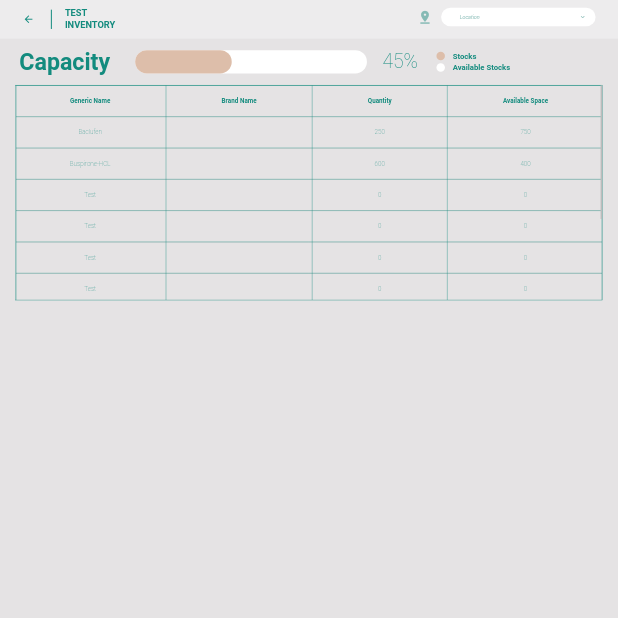
After one commit to vjloable/rmpwebapp, a Flutter app: the RegisterDebt screen opened directly, on a phone screen of 412 x 824 dp, the top half of it. The commit adds this screen. Run offline on Flutter 3.47's test engine with Material 2 defaults, Android fonts, the light colour scheme and no system bars; our stand-ins replace syncfusion_flutter_gauges.

Commit message:
no message

```diff
--- a/lib/about.dart
+++ b/lib/about.dart
@@ -29,11 +29,16 @@ class _AboutState extends State<About> {
                 width: 1200,
                 child: Row(
                   children: [
-                    Container(
-                      color: Colors.transparent,//const Color(0xFFE5E3E4),
-                      height: 600,
-                      width: 500,
-                      child: const FittedBox(fit: BoxFit.cover, child: Image(image: AssetImage('assets/about_photo.png'))),
+                    Column(
+                      children: [
+                        const SizedBox(height: 60),
+                        Container(
+                          color: Colors.red,//const Color(0xFFE5E3E4),
+                          height: 540,
+                          width: 500,
+                          child: const FittedBox(fit: BoxFit.cover, child: Image(image: AssetImage('assets/about_photo.png'))),
+                        ),
+                      ],
                     ),
                     const SizedBox(width: 20),
                     Container(
--- a/lib/dashboard.dart
+++ b/lib/dashboard.dart
@@ -2,6 +2,7 @@ import 'package:flutter/material.dart';
 import 'package:rmpwebapp/branches.dart';
 import 'package:rmpwebapp/delivery_status.dart';
 import 'package:rmpwebapp/item_request.dart';
+import 'package:rmpwebapp/reg_debt.dart';
 import 'package:rmpwebapp/stock_ordered_main.dart';
 import 'package:rmpwebapp/warehouse.dart';
 
@@ -13,7 +14,7 @@ Widget _dashboardUp(BuildContext context, Function callback, bool state){
         children: [
           Container(
             width: 1300,
-            height: 250,
+            height: 220,
             decoration: const BoxDecoration(
               borderRadius: BorderRadius.all(Radius.circular(20)),
               color: Colors.white,
@@ -21,7 +22,7 @@ Widget _dashboardUp(BuildContext context, Function callback, bool state){
             child: Row(
               children: [
                 Container(
-                  height: 250,
+                  height: 220,
                   width: 350,
                   decoration: const BoxDecoration(
                     borderRadius: BorderRadius.only(topLeft: Radius.circular(20), bottomLeft: Radius.circular(20)),
@@ -94,7 +95,7 @@ Widget _dashboardUp(BuildContext context, Function callback, bool state){
         children: [
           Container(
             width: 1300,
-            height: 250,
+            height: 220,
             decoration: const BoxDecoration(
               borderRadius: BorderRadius.all(Radius.circular(20)),
               color: Colors.white,
@@ -102,7 +103,7 @@ Widget _dashboardUp(BuildContext context, Function callback, bool state){
             child: Row(
               children: [
                 Container(
-                  height: 250,
+                  height: 220,
                   width: 350,
                   decoration: const BoxDecoration(
                     borderRadius: BorderRadius.only(topLeft: Radius.circular(20), bottomLeft: Radius.circular(20)),
@@ -159,7 +160,7 @@ Widget _dashboardUp(BuildContext context, Function callback, bool state){
         children: [
           Container(
             width: 1300,
-            height: 250,
+            height: 220,
             decoration: const BoxDecoration(
               borderRadius: BorderRadius.all(Radius.circular(20)),
               color: Colors.white,
@@ -167,7 +168,7 @@ Widget _dashboardUp(BuildContext context, Function callback, bool state){
             child: Row(
               children: [
                 Container(
-                  height: 250,
+                  height: 220,
                   width: 350,
                   decoration: const BoxDecoration(
                     borderRadius: BorderRadius.only(topLeft: Radius.circular(20), bottomLeft: Radius.circular(20)),
@@ -178,7 +179,7 @@ Widget _dashboardUp(BuildContext context, Function callback, bool state){
                 Stack(
                   children: [
                     SizedBox(
-                      height: 250,
+                      height: 220,
                       child: Column(
                         mainAxisAlignment: MainAxisAlignment.start,
                         children: [
@@ -320,7 +321,7 @@ Widget _dashboardDown(BuildContext context){
         children: [
           Container(
             width: 1300,
-            height: 250,
+            height: 220,
             decoration: const BoxDecoration(
               borderRadius: BorderRadius.all(Radius.circular(20)),
               color: Colors.white,
@@ -328,7 +329,7 @@ Widget _dashboardDown(BuildContext context){
             child: Row(
               children: [
                 Container(
-                  height: 250,
+                  height: 220,
                   width: 350,
                   decoration: const BoxDecoration(
                     borderRadius: BorderRadius.only(topLeft: Radius.circular(20), bottomLeft: Radius.circular(20)),
@@ -359,7 +360,7 @@ Widget _dashboardDown(BuildContext context){
                                   )
                               ),
                               onPressed: (){
-                                Navigator.push(context, MaterialPageRoute(builder: (context) => const Warehouse()));
+                                Navigator.push(context, MaterialPageRoute(builder: (context) => const RegisterDebt()));
                               },
                               child: const Padding(
                                 padding: EdgeInsets.symmetric(horizontal: 50, vertical: 16),
@@ -688,7 +689,7 @@ class _DashboardState extends State<Dashboard> {
                       ),
                       Positioned(
                           right: 40,
-                          top: _inUp ? 850 : 120,
+                          top: _inUp ? 750 : 120,
                           child: RotatedBox(
                             quarterTurns: _inUp ? 4 : 2,
                             child: Container(
--- /dev/null
+++ b/lib/reg_debt.dart
@@ -0,0 +1,317 @@
+import 'package:flutter/material.dart';
+
+class RegisterDebt extends StatefulWidget {
+  const RegisterDebt({Key? key}) : super(key: key);
+
+  @override
+  State<RegisterDebt> createState() => _RegisterDebtState();
+}
+
+class _RegisterDebtState extends State<RegisterDebt> {
+  final _scrollController = ScrollController();
+
+  @override
+  Widget build(BuildContext context) {
+    return Scaffold(
+        body: Container(
+        color: Colors.transparent,
+        height: double.infinity,
+        width: 2000,
+        child: FittedBox(
+          alignment: Alignment.topLeft,
+          fit: BoxFit.fitWidth,
+          child: Container(
+            color: const Color(0xFFE5E3E4),
+            height: 1200,
+            width: 1600,
+            child: Column(
+            mainAxisAlignment: MainAxisAlignment.start,
+            children: [
+              Container(
+                  color: const Color(0xFFEDECED),
+                  height: 100,
+                  width: 1600,
+                  child: Row(
+                    children: [
+                      const SizedBox(height: 1, width: 50),
+                      SizedBox(height: 100, child: Center(child: IconButton(onPressed: (){Navigator.of(context).pop();}, icon: const Icon(Icons.arrow_back, color: Color(0xFF138B7E), size: 30), padding: EdgeInsets.zero,))),
+                      const Padding(
+                        padding: EdgeInsets.symmetric(horizontal: 20),
+                        child: SizedBox(
+                          height: 50,
+                          width: 30,
+                          child: VerticalDivider(
+                            color: Color(0xFF138B7E),
+                          ),
+                        ),
+                      ),
+                      SizedBox(
+                        height: 100,
+                        width: 200,
+                        child: Column(
+                          mainAxisAlignment: MainAxisAlignment.center,
+                          children: const [
+                            SizedBox(
+                              height: 30,
+                              width: 200,
+                              child: Text('TEST', style: TextStyle(color: Color(0xFF138B7E), fontSize: 24, fontWeight: FontWeight.bold)),
+                            ),
+                            SizedBox(
+                              height: 30,
+                              width: 200,
+                              child: Text('INVENTORY', style: TextStyle(color: Color(0xFF138B7E), fontSize: 24, fontWeight: FontWeight.bold)),
+                            ),
+                          ],
+                        ),
+                      ),
+                      const SizedBox(height: 1, width: 700),
+                      TextButton(
+                          onPressed: () {},
+                          child: const Padding(
+                            padding: EdgeInsets.only(bottom: 20, top: 10),
+                            child: Icon(Icons.pin_drop, size: 40, color: Color(0xFF86BAB5)),
+                          )
+                      ),
+                      const SizedBox(height: 1, width: 10),
+                      SizedBox(
+                        height: 60,
+                        width: 400,
+                        child: TextFormField(
+                          cursorColor: Colors.black,
+                          keyboardType: TextInputType.text,
+                          decoration: InputDecoration(
+                            fillColor: Colors.white,
+                            prefixIcon: const Padding(
+                              padding: EdgeInsets.only(left: 30, right: 10),
+                            ),
+                            border: OutlineInputBorder(
+                              borderRadius: BorderRadius.circular(50),
+                              borderSide: const BorderSide(
+                                  color: Colors.transparent, width: 1
+                              ),
+                            ),
+                            focusedBorder: OutlineInputBorder(
+                              borderRadius: BorderRadius.circular(50),
+                              borderSide: const BorderSide(
+                                  color: Colors.transparent, width: 1
+                              ),
+                            ),
+                            enabledBorder:  OutlineInputBorder(
+                              borderRadius: BorderRadius.circular(50),
+                              borderSide: const BorderSide(
+                                  color: Colors.transparent, width: 1
+                              ),
+                            ),
+                            errorBorder: InputBorder.none,
+                            disabledBorder: InputBorder.none,
+                            contentPadding: EdgeInsets.zero,
+                            hintText: 'Location',
+                            hintStyle: const TextStyle(color: Color(0xFF86BAB5), fontSize: 14, fontStyle: FontStyle.italic, fontWeight: FontWeight.w300),
+                            filled: true,
+                            suffixIcon: const Padding(
+                              padding: EdgeInsets.only(left: 0, right: 20),
+                              child: RotatedBox(quarterTurns: 3,child: Icon(Icons.arrow_back_ios_rounded, size: 12, color: Color(0xFF86BAB5))),
+                            ),
+                          ),
+                        ),
+                      ),
+                    ],
+                  )
+              ),
+              Container(
+                  color: Colors.transparent,
+                  height: 120,
+                  width: 1600,
+                  child: Row(
+                    children: [
+                      const SizedBox(height: 1, width: 50),
+                      const SizedBox(
+                        width: 300,
+                        child: Padding(
+                          padding: EdgeInsets.symmetric(vertical: 10),
+                          child: Text('Capacity', style: TextStyle(color: Color(0xFF138B7E), fontSize: 60, fontWeight: FontWeight.bold)),
+                        ),
+                      ),
+                      Container(
+                        height: 120,
+                        width: 600,
+                        color: Colors.transparent,
+                        child: Center(
+                            child: Stack(
+                              children: [
+                                Container(
+                                  height: 60,
+                                  width: 600,
+                                  decoration: const BoxDecoration(
+                                    borderRadius: BorderRadius.all(Radius.circular(50)),
+                                    color: Colors.white,
+                                  ),
+                                ),
+                                Positioned(
+                                  left: 0,
+                                  child: Container(
+                                    height: 60,
+                                    width: 250,
+                                    decoration: const BoxDecoration(
+                                      borderRadius: BorderRadius.all(Radius.circular(50)),
+                                      color: Color(0xFFDDBEAA),
+                                    ),
+                                  ),
+                                ),
+                              ],
+                            )
+                        ),
+                      ),
+                      const SizedBox(width: 40),
+                      const SizedBox(
+                        width: 100,
+                        child: Padding(
+                          padding: EdgeInsets.symmetric(vertical: 10),
+                          child: Text('45%', style: TextStyle(color: Color(0xFF138B7E), fontSize: 50, fontWeight: FontWeight.w100)),
+                        ),
+                      ),
+                      const SizedBox(width: 40),
+                      SizedBox(
+                        height: 100,
+                        width: 300,
+                        child: Column(
+                          mainAxisAlignment: MainAxisAlignment.center,
+                          children: [
+                            SizedBox(
+                              height: 30,
+                              width: 300,
+                              child: Row(
+                                children: const [
+                                  CircleAvatar(backgroundColor: Color(0xFFDDBEAA), radius: 11),
+                                  SizedBox(width: 20),
+                                  Text('Stocks', style: TextStyle(color: Color(0xFF138B7E), fontSize: 20, fontWeight: FontWeight.bold)),
+                                ],
+                              ),
+                            ),
+                            SizedBox(
+                              height: 30,
+                              width: 300,
+                              child: Row(
+                                children: const [
+                                  CircleAvatar(backgroundColor: Colors.white, radius: 11),
+                                  SizedBox(width: 20),
+                                  Text('Available Stocks', style: TextStyle(color: Color(0xFF138B7E), fontSize: 20, fontWeight: FontWeight.bold)),
+                                ],
+                              ),
+                            ),
+                          ],
+                        ),
+                      ),
+                    ],
+                  )
+              ),
+              Container(
+                height: 980,
+                width: 1600,
+                color: Colors.transparent,
+                child: Padding(
+                  padding: const EdgeInsets.symmetric(horizontal: 40),
+                  child: FittedBox(
+                    alignment: Alignment.topCenter,
+                    fit: BoxFit.fitWidth,
+                    child: Container(
+                      height: 550,
+                      width: 1500,
+                      decoration: BoxDecoration(
+                        border: Border.all(width: 1, color: const Color(0xFF138B7E)),
+                        color: Colors.transparent,
+                      ),
+                      child: Scrollbar(
+                        thumbVisibility: true,
+                        controller: _scrollController,
+                        child: ListView(
+                          controller: _scrollController,
+                          children: [
+                            DataTable(
+                              headingRowHeight: 80,
+                              dataRowHeight: 80,
+                              border: TableBorder.all(width: 1, color: const Color(0xFF138B7E)),
+                              columns: const [
+                                DataColumn(label: Expanded(child: Text('Generic Name', textAlign: TextAlign.center, style: TextStyle(color: Color(0xFF138B7E), fontSize: 16, fontWeight: FontWeight.bold)))),
+                                DataColumn(label: Expanded(child: Text('Brand Name', textAlign: TextAlign.center, style: TextStyle(color: Color(0xFF138B7E), fontSize: 16, fontWeight: FontWeight.bold)))),
+                                DataColumn(label: Expanded(child: Text('Quantity', textAlign: TextAlign.center, style: TextStyle(color: Color(0xFF138B7E), fontSize: 16, fontWeight: FontWeight.bold)))),
+                                DataColumn(label: Expanded(child: Text('Available Space', textAlign: TextAlign.center, style: TextStyle(color: Color(0xFF138B7E), fontSize: 16, fontWeight: FontWeight.bold)))),
+                              ],
+                              rows: const [
+                                DataRow(cells: [
+                                  DataCell(Center(child: Text('Baclufen', style: TextStyle(color: Color(0xFF138B7E), fontSize: 16, fontWeight: FontWeight.w100)))),
+                                  DataCell(Center(child: Text('', style: TextStyle(color: Color(0xFF138B7E), fontSize: 16, fontWeight: FontWeight.w100)))),
+                                  DataCell(Center(child: Text('250', style: TextStyle(color: Color(0xFF138B7E), fontSize: 16, fontWeight: FontWeight.w100)))),
+                                  DataCell(Center(child: Text('750', style: TextStyle(color: Color(0xFF138B7E), fontSize: 16, fontWeight: FontWeight.w100)))),
+                                ]),
+                                DataRow(cells: [
+                                  DataCell(Center(child: Text('Buspirone-HCL', style: TextStyle(color: Color(0xFF138B7E), fontSize: 16, fontWeight: FontWeight.w100)))),
+                                  DataCell(Center(child: Text('', style: TextStyle(color: Color(0xFF138B7E), fontSize: 16, fontWeight: FontWeight.w100)))),
+                                  DataCell(Center(child: Text('600', style: TextStyle(color: Color(0xFF138B7E), fontSize: 16, fontWeight: FontWeight.w100)))),
+                                  DataCell(Center(child: Text('400', style: TextStyle(color: Color(0xFF138B7E), fontSize: 16, fontWeight: FontWeight.w100)))),
+                                ]),
+                                DataRow(cells: [
+                                  DataCell(Center(child: Text('Test', style: TextStyle(color: Color(0xFF138B7E), fontSize: 16, fontWeight: FontWeight.w100)))),
+                                  DataCell(Center(child: Text('', style: TextStyle(color: Color(0xFF138B7E), fontSize: 16, fontWeight: FontWeight.w100)))),
+                                  DataCell(Center(child: Text('0', style: TextStyle(color: Color(0xFF138B7E), fontSize: 16, fontWeight: FontWeight.w100)))),
+                                  DataCell(Center(child: Text('0', style: TextStyle(color: Color(0xFF138B7E), fontSize: 16, fontWeight: FontWeight.w100)))),
+                                ]),
+                                DataRow(cells: [
+                                  DataCell(Center(child: Text('Test', style: TextStyle(color: Color(0xFF138B7E), fontSize: 16, fontWeight: FontWeight.w100)))),
+                                  DataCell(Center(child: Text('', style: TextStyle(color: Color(0xFF138B7E), fontSize: 16, fontWeight: FontWeight.w100)))),
+                                  DataCell(Center(child: Text('0', style: TextStyle(color: Color(0xFF138B7E), fontSize: 16, fontWeight: FontWeight.w100)))),
+                                  DataCell(Center(child: Text('0', style: TextStyle(color: Color(0xFF138B7E), fontSize: 16, fontWeight: FontWeight.w100)))),
+                                ]),
+                                DataRow(cells: [
+                                  DataCell(Center(child: Text('Test', style: TextStyle(color: Color(0xFF138B7E), fontSize: 16, fontWeight: FontWeight.w100)))),
+                                  DataCell(Center(child: Text('', style: TextStyle(color: Color(0xFF138B7E), fontSize: 16, fontWeight: FontWeight.w100)))),
+                                  DataCell(Center(child: Text('0', style: TextStyle(color: Color(0xFF138B7E), fontSize: 16, fontWeight: FontWeight.w100)))),
+                                  DataCell(Center(child: Text('0', style: TextStyle(color: Color(0xFF138B7E), fontSize: 16, fontWeight: FontWeight.w100)))),
+                                ]),
+                                DataRow(cells: [
+                                  DataCell(Center(child: Text('Test', style: TextStyle(color: Color(0xFF138B7E), fontSize: 16, fontWeight: FontWeight.w100)))),
+                                  DataCell(Center(child: Text('', style: TextStyle(color: Color(0xFF138B7E), fontSize: 16, fontWeight: FontWeight.w100)))),
+                                  DataCell(Center(child: Text('0', style: TextStyle(color: Color(0xFF138B7E), fontSize: 16, fontWeight: FontWeight.w100)))),
+                                  DataCell(Center(child: Text('0', style: TextStyle(color: Color(0xFF138B7E), fontSize: 16, fontWeight: FontWeight.w100)))),
+                                ]),
+                                DataRow(cells: [
+                                  DataCell(Center(child: Text('Test', style: TextStyle(color: Color(0xFF138B7E), fontSize: 16, fontWeight: FontWeight.w100)))),
+                                  DataCell(Center(child: Text('', style: TextStyle(color: Color(0xFF138B7E), fontSize: 16, fontWeight: FontWeight.w100)))),
+                                  DataCell(Center(child: Text('0', style: TextStyle(color: Color(0xFF138B7E), fontSize: 16, fontWeight: FontWeight.w100)))),
+                                  DataCell(Center(child: Text('0', style: TextStyle(color: Color(0xFF138B7E), fontSize: 16, fontWeight: FontWeight.w100)))),
+                                ]),
+                                DataRow(cells: [
+                                  DataCell(Center(child: Text('Test', style: TextStyle(color: Color(0xFF138B7E), fontSize: 16, fontWeight: FontWeight.w100)))),
+                                  DataCell(Center(child: Text('', style: TextStyle(color: Color(0xFF138B7E), fontSize: 16, fontWeight: FontWeight.w100)))),
+                                  DataCell(Center(child: Text('0', style: TextStyle(color: Color(0xFF138B7E), fontSize: 16, fontWeight: FontWeight.w100)))),
+                                  DataCell(Center(child: Text('0', style: TextStyle(color: Color(0xFF138B7E), fontSize: 16, fontWeight: FontWeight.w100)))),
+                                ]),
+                                DataRow(cells: [
+                                  DataCell(Center(child: Text('Test', style: TextStyle(color: Color(0xFF138B7E), fontSize: 16, fontWeight: FontWeight.w100)))),
+                                  DataCell(Center(child: Text('', style: TextStyle(color: Color(0xFF138B7E), fontSize: 16, fontWeight: FontWeight.w100)))),
+                                  DataCell(Center(child: Text('0', style: TextStyle(color: Color(0xFF138B7E), fontSize: 16, fontWeight: FontWeight.w100)))),
+                                  DataCell(Center(child: Text('0', style: TextStyle(color: Color(0xFF138B7E), fontSize: 16, fontWeight: FontWeight.w100)))),
+                                ]),
+                                DataRow(cells: [
+                                  DataCell(Center(child: Text('Test', style: TextStyle(color: Color(0xFF138B7E), fontSize: 16, fontWeight: FontWeight.w100)))),
+                                  DataCell(Center(child: Text('', style: TextStyle(color: Color(0xFF138B7E), fontSize: 16, fontWeight: FontWeight.w100)))),
+                                  DataCell(Center(child: Text('0', style: TextStyle(color: Color(0xFF138B7E), fontSize: 16, fontWeight: FontWeight.w100)))),
+                                  DataCell(Center(child: Text('0', style: TextStyle(color: Color(0xFF138B7E), fontSize: 16, fontWeight: FontWeight.w100)))),
+                                ]),
+                              ],
+                            ),
+                          ],
+                        ),
+                      ),
+                    ),
+                  ),
+                ),
+              ),
+            ],
+          ),
+          )
+        )
+      ),
+    );
+  }
+}
--- a/pubspec.yaml
+++ b/pubspec.yaml
@@ -67,6 +67,7 @@ flutter:
     - assets/item_request.png
     - assets/trans_deliv.png
     - assets/register_debt.png
+    - assets/qr.png
 
   # An image asset can refer to one or more resolution-specific "variants", see
   # https://flutter.dev/assets-and-images/#resolution-aware
```
Also changed, not shown: lib/main.dart (+1 -6 lines), assets/qr.png (added).
